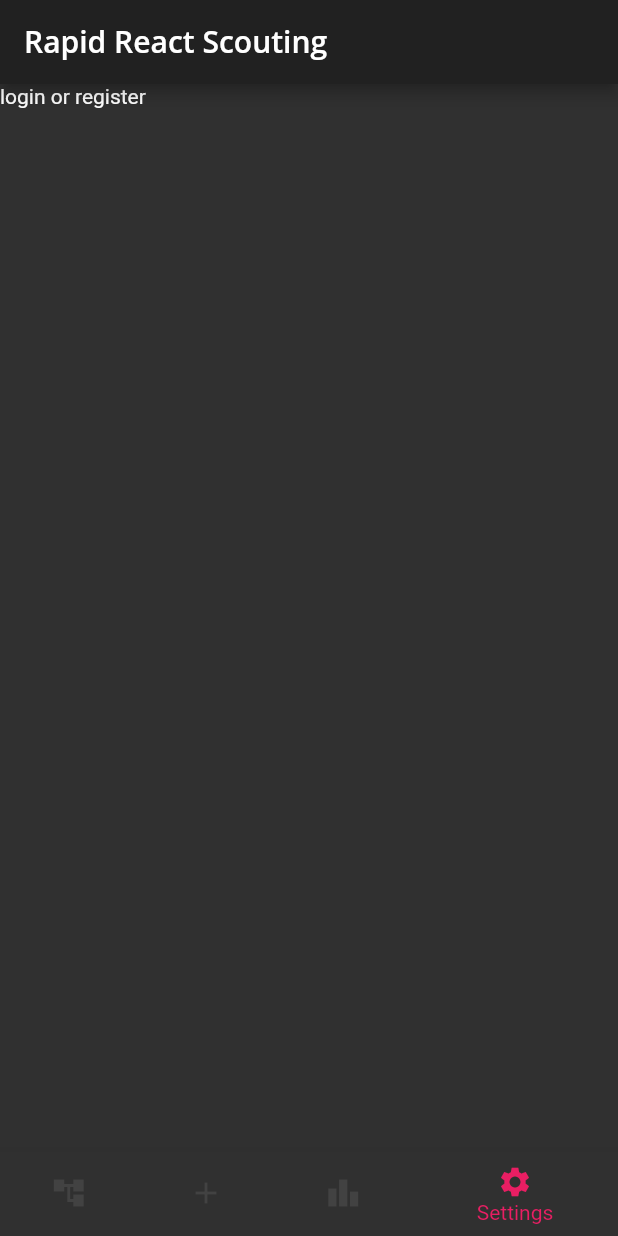
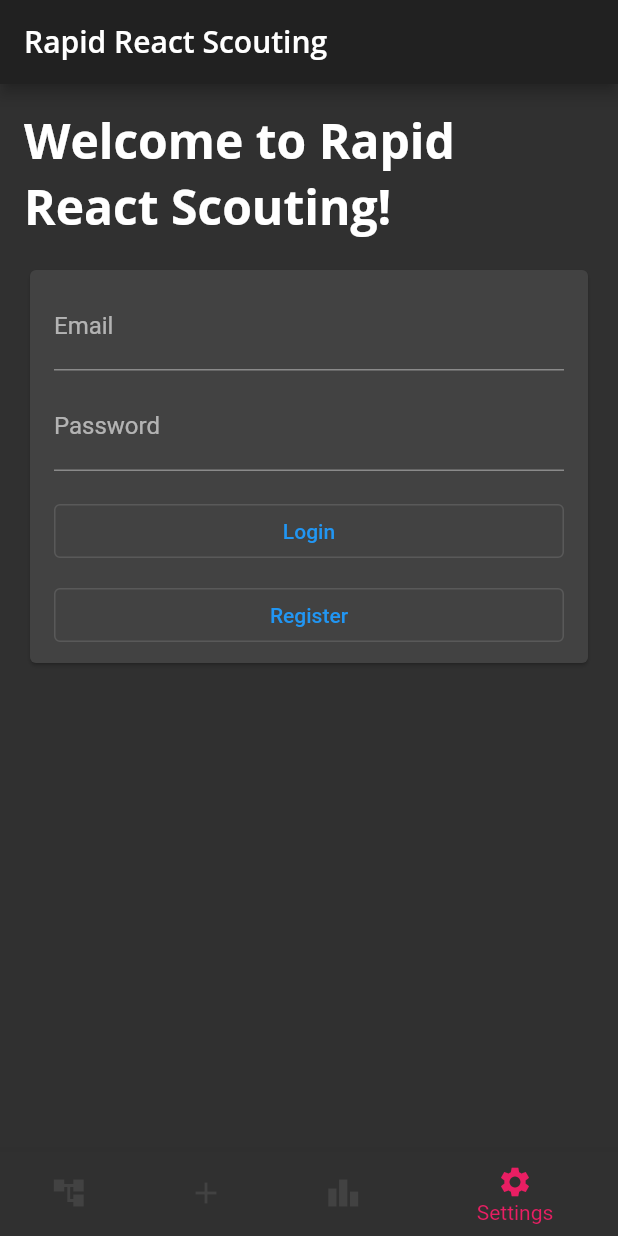
Before and after one commit to styrowolf/scouting2022-flutter, a Flutter app: the screen it shows after launch, on a phone screen of 412 x 824 dp. Run offline on Flutter 3.47's test engine with Material 2 defaults, Android fonts, the light colour scheme and no system bars; our stand-ins replace email_validator, flutter_riverpod, flutter_secure_storage, google_fonts, hex; missing offline and left inert: jwt_decode, oauth2.

Commit message:
working login

```diff
--- a/lib/main.dart
+++ b/lib/main.dart
@@ -10,8 +10,6 @@ import 'screens/scouting.dart';
 final rrsStateProvider = StateNotifierProvider<RRSStateNotifier, RRSState>((ref) {
   return RRSStateNotifier();
 });
-
-
 
 void main() {
   runApp(ProviderScope(child: RRSApp()));
--- a/lib/screens/scouting.dart
+++ b/lib/screens/scouting.dart
@@ -47,7 +47,6 @@ class _ScoutingState extends State<Scouting> {
             decoration: const InputDecoration(
               labelText: 'Team number',
             ),
-            //onChanged: _setTeamNumber,
             controller: _controller,
           )
         ],
--- a/lib/screens/settings.dart
+++ b/lib/screens/settings.dart
@@ -1,5 +1,7 @@
 import 'package:flutter/material.dart';
 import 'package:flutter_riverpod/flutter_riverpod.dart';
+import 'package:rapid_react_scouting/screens/settings/invalidcredentials.dart';
+import 'package:rapid_react_scouting/screens/settings/loginregister.dart';
 import 'package:rapid_react_scouting/state.dart';
 import 'package:rapid_react_scouting/main.dart';
 
@@ -19,14 +21,14 @@ class _SettingsState extends ConsumerState<Settings> {
 
   @override
   Widget build(BuildContext context) {
-    Status status = ref.watch(rrsStateProvider.select((value) => value.status));
+    final Status status = ref.watch(rrsStateProvider.select((value) => value.status));
     switch (status) {
       case Status.successfullyLoggedIn:
         return const Text("logged in succesfully");
       case Status.invalidCredentials:
-        return const Text("invalid creds");
+        return const InvalidCredentialsScreen();
       case Status.noCredentials:
-        return const Text("login or register");
+        return const LoginRegisterScreen();
       case Status.noTeams:
         return const Text("get some teams");
     }
--- /dev/null
+++ b/lib/screens/settings/loginregister.dart
@@ -0,0 +1,120 @@
+import 'package:email_validator/email_validator.dart';
+import 'package:flutter/material.dart';
+import 'package:flutter_riverpod/flutter_riverpod.dart';
+import 'package:rapid_react_scouting/main.dart';
+
+class LoginRegisterScreen extends ConsumerWidget {
+  const LoginRegisterScreen({Key? key}): super(key: key);
+
+  @override
+  Widget build(BuildContext context, WidgetRef ref) {
+    final notifier = ref.watch(rrsStateProvider.notifier);
+    return Padding(
+      padding: const EdgeInsets.all(16),
+      child: Column(
+        mainAxisAlignment: MainAxisAlignment.start,
+        crossAxisAlignment: CrossAxisAlignment.center,
+        children: [
+          Text(
+            'Welcome to Rapid React Scouting!',
+            style: Theme.of(context).textTheme.headline1,
+          ),
+          const SizedBox(height: 16),
+          const Card(
+            child: LoginRegisterForm(),
+          )
+        ],
+      ),
+    );
+  }
+}
+
+class LoginRegisterForm extends ConsumerStatefulWidget {
+  const LoginRegisterForm({Key? key}): super(key: key);
+
+  @override
+  ConsumerState<LoginRegisterForm> createState() => _LoginRegisterFormState();
+}
+
+class _LoginRegisterFormState extends ConsumerState<LoginRegisterForm> {
+  final emailController = TextEditingController();
+  final passwordController = TextEditingController();
+  final _formKey = GlobalKey<FormState>();
+
+  @override
+  Widget build(BuildContext context) {
+    final notifier = ref.watch(rrsStateProvider.notifier);
+
+    return Form(
+      key: _formKey,
+      child: Padding(
+        padding: const EdgeInsets.fromLTRB(16, 8, 16, 8),
+        child: Column(
+          mainAxisAlignment: MainAxisAlignment.start,
+          crossAxisAlignment: CrossAxisAlignment.center,
+          children: [
+            TextFormField(
+              decoration: const InputDecoration(
+                label: Text('Email')
+              ),
+              validator: (value) {
+                if (value != null && !EmailValidator.validate(value)) {
+                  if (value != "") {
+                    return 'The empty string is not a valid email.';
+                  } else {
+                    return '$value is not a valid email.';
+                  }
+                }
+              },
+              controller: emailController,
+            ),
+            const SizedBox(height: 8,),
+            TextFormField(
+              autovalidateMode: AutovalidateMode.always,
+              decoration: const InputDecoration(
+                label: Text('Password')
+              ),
+              controller: passwordController,
+              obscureText: true,
+              enableSuggestions: false,
+              autocorrect: false,
+            ),
+            const SizedBox(height: 16),
+            SizedBox(
+              width: double.infinity,
+              child: OutlinedButton(
+                onPressed: () async {
+                  if (_formKey.currentState!.validate()) {
+                    await notifier.login(email: emailController.text, password: passwordController.text);
+                  } else {
+                    ScaffoldMessenger.of(context).showSnackBar(
+                      SnackBar(content: Text(
+                        emailController.text == '' ? 'The empty string is not a valid email.' : '${emailController.text} is not a valid email.'))
+                    );
+                  }
+                },
+                child: const Text('Login'),
+              ),
+            ),
+            const SizedBox(height: 8),
+            SizedBox(
+              width: double.infinity,
+              child: OutlinedButton(
+                onPressed: () async {
+                  if (_formKey.currentState!.validate()) {
+                    await notifier.register(email: emailController.text, password: passwordController.text);
+                  } else {
+                    ScaffoldMessenger.of(context).showSnackBar(
+                      SnackBar(content: Text('${emailController.text} is not a valid email.'))
+                    );
+                  }
+                },
+                child: const Text('Register'),
+              ),
+            ),
+          ],
+        )
+      )
+    );
+  }
+}
--- a/pubspec.yaml
+++ b/pubspec.yaml
@@ -42,6 +42,7 @@ dependencies:
   oauth2: ^2.0.0
   jwt_decode: ^0.3.1
   flutter_secure_storage: ^5.0.2
+  email_validator: ^2.0.1
 
 dev_dependencies:
   flutter_test:
```
Also changed, not shown: lib/client.dart (+6 -2 lines), lib/screens/settings/invalidcredentials.dart (added, +32 -0 lines), lib/state.dart (+32 -12 lines), lib/screens/settings/success.dart (added), pubspec.lock, 2 other files.
